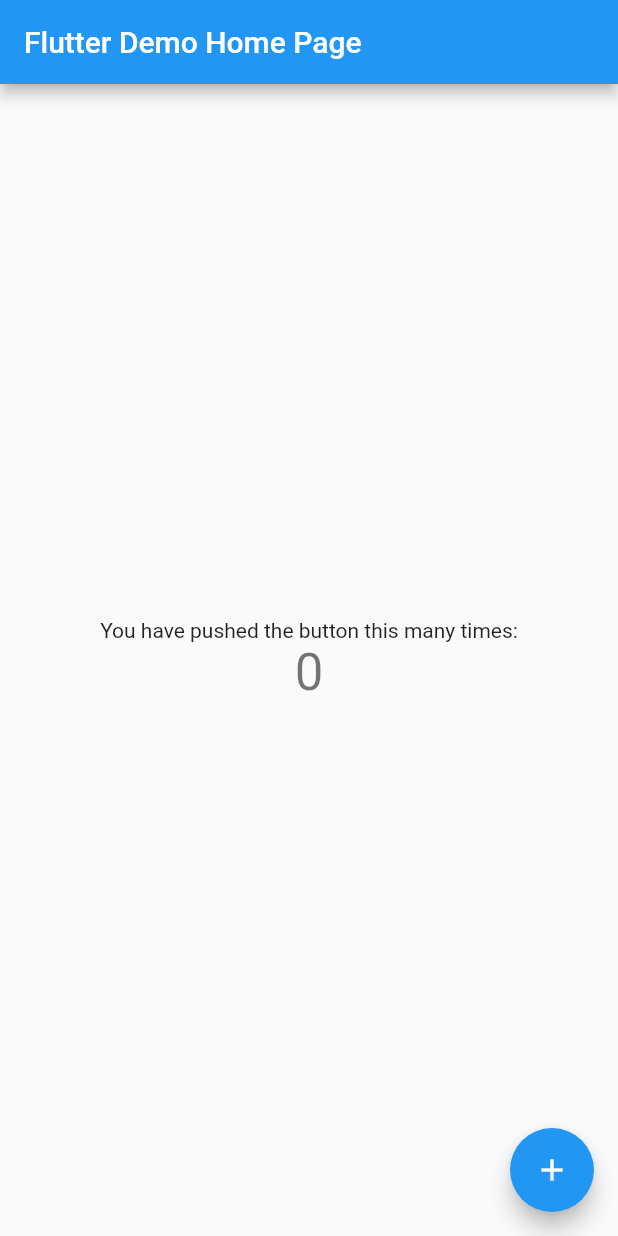
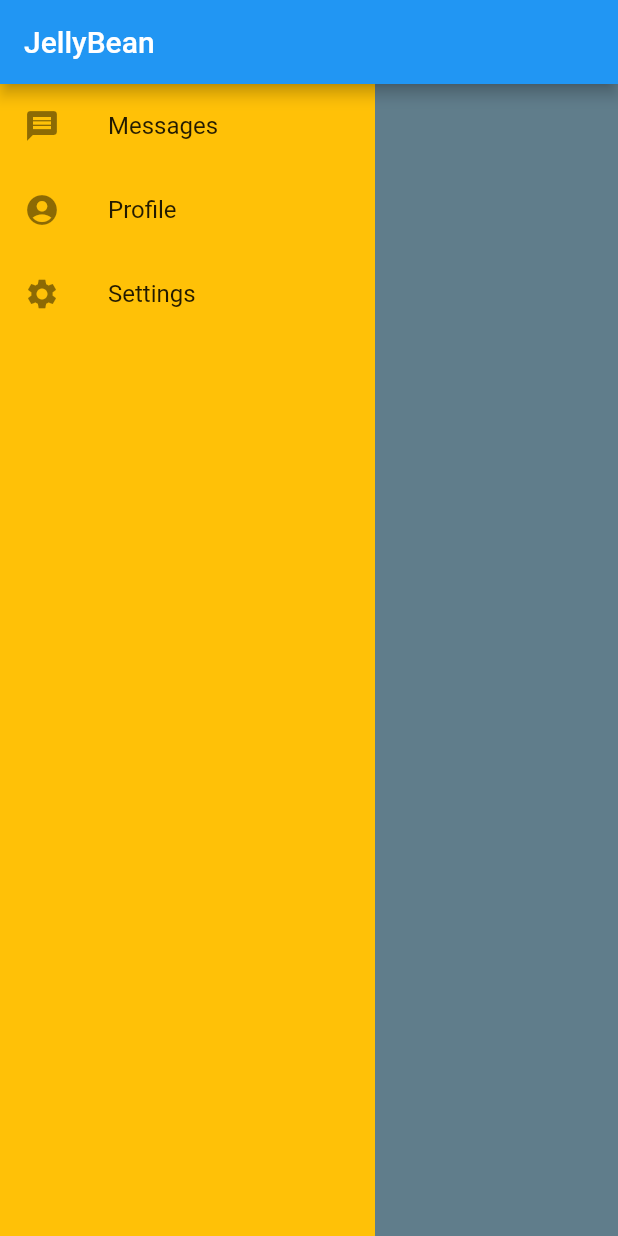
Before and after one commit to meyeroliver/jellybean, a Flutter app: the screen it shows after launch, on a phone screen of 412 x 824 dp. Run offline on Flutter 3.47's test engine with Material 2 defaults, Android fonts, the phone set to English and light mode, and no system bars.

Commit message:
simple dashboard with basic navigation using provider

```diff
--- a/lib/main.dart
+++ b/lib/main.dart
@@ -1,67 +1,26 @@
 import 'package:flutter/material.dart';
+import 'package:provider/provider.dart';
+
+import 'src/presentation/pages/dashboard/dashboard_screen.dart';
 
 void main() {
-  runApp(const MyApp());
+  runApp(const JellyBean());
 }
 
-class MyApp extends StatelessWidget {
-  const MyApp({super.key});
+class JellyBean extends StatelessWidget {
+  const JellyBean({super.key});
 
   // This widget is the root of your application.
   @override
   Widget build(BuildContext context) {
     return MaterialApp(
-      title: 'Flutter Demo',
+      title: 'JeallyBean',
       theme: ThemeData(
         primarySwatch: Colors.blue,
       ),
-      home: const MyHomePage(title: 'Flutter Demo Home Page'),
-    );
-  }
-}
-
-class MyHomePage extends StatefulWidget {
-  const MyHomePage({super.key, required this.title});
-
-  final String title;
-
-  @override
-  State<MyHomePage> createState() => _MyHomePageState();
-}
-
-class _MyHomePageState extends State<MyHomePage> {
-  int _counter = 0;
-
-  void _incrementCounter() {
-    setState(() {
-      _counter++;
-    });
-  }
-
-  @override
-  Widget build(BuildContext context) {
-    return Scaffold(
-      appBar: AppBar(
-        title: Text(widget.title),
-      ),
-      body: Center(
-        child: Column(
-          mainAxisAlignment: MainAxisAlignment.center,
-          children: <Widget>[
-            const Text(
-              'You have pushed the button this many times:',
-            ),
-            Text(
-              '$_counter',
-              style: Theme.of(context).textTheme.headline4,
-            ),
-          ],
-        ),
-      ),
-      floatingActionButton: FloatingActionButton(
-        onPressed: _incrementCounter,
-        tooltip: 'Increment',
-        child: const Icon(Icons.add),
+      home: ChangeNotifierProvider(
+        create: (context) => DashboardModel(),
+        child: const DashboardScreen(),
       ),
     );
   }
--- /dev/null
+++ b/lib/src/presentation/pages/dashboard/dashboard_screen.dart
@@ -0,0 +1,79 @@
+import 'dart:developer';
+
+import 'package:flutter/material.dart';
+import 'package:provider/provider.dart';
+
+class DashboardModel with ChangeNotifier {
+  int _selectedItem = 0;
+  String _selectedMenuItem = '';
+
+  int get selectedItem => _selectedItem;
+  String get selectedMenuItem => _selectedMenuItem;
+
+  void selectItem(int index) {
+    _selectedItem = index;
+    notifyListeners();
+  }
+
+  void selectMenuItem(String menuItem) {
+    _selectedMenuItem = menuItem;
+    notifyListeners();
+  }
+}
+
+class DashboardScreen extends StatelessWidget {
+  const DashboardScreen({super.key});
+
+  @override
+  Widget build(BuildContext context) {
+    final dashboardModel = Provider.of<DashboardModel>(context);
+
+    return Scaffold(
+      appBar: AppBar(
+        title: const Text('JellyBean'),
+      ),
+      body: Row(
+        children: [
+          Container(
+              color: Colors.amber,
+              width: 250,
+              child: ListView(
+                children: [
+                  ListTile(
+                    leading: const Icon(Icons.message),
+                    title: const Text('Messages'),
+                    onTap: () {
+                      dashboardModel.selectMenuItem('Messages');
+                    },
+                  ),
+                  ListTile(
+                    leading: const Icon(Icons.account_circle),
+                    title: const Text('Profile'),
+                    onTap: () {
+                      dashboardModel.selectMenuItem('Profile');
+                    },
+                  ),
+                  ListTile(
+                    leading: const Icon(Icons.settings),
+                    title: const Text('Settings'),
+                    onTap: () {
+                      dashboardModel.selectMenuItem('Settings');
+                    },
+                  ),
+                ],
+              )),
+          Expanded(
+            child: Container(
+              color: Colors.blueGrey,
+              child: Center(
+                child: ChangeNotifierProvider(
+                    create: (context) => DashboardModel(),
+                    child: Text(dashboardModel.selectedMenuItem)),
+              ),
+            ),
+          )
+        ],
+      ),
+    );
+  }
+}
--- a/pubspec.yaml
+++ b/pubspec.yaml
@@ -36,6 +36,7 @@ dependencies:
   # The following adds the Cupertino Icons font to your application.
   # Use with the CupertinoIcons class for iOS style icons.
   cupertino_icons: ^1.0.2
+  provider: ^6.0.5
 
 dev_dependencies:
   flutter_test:
```
Also changed, not shown: 1 other file.
